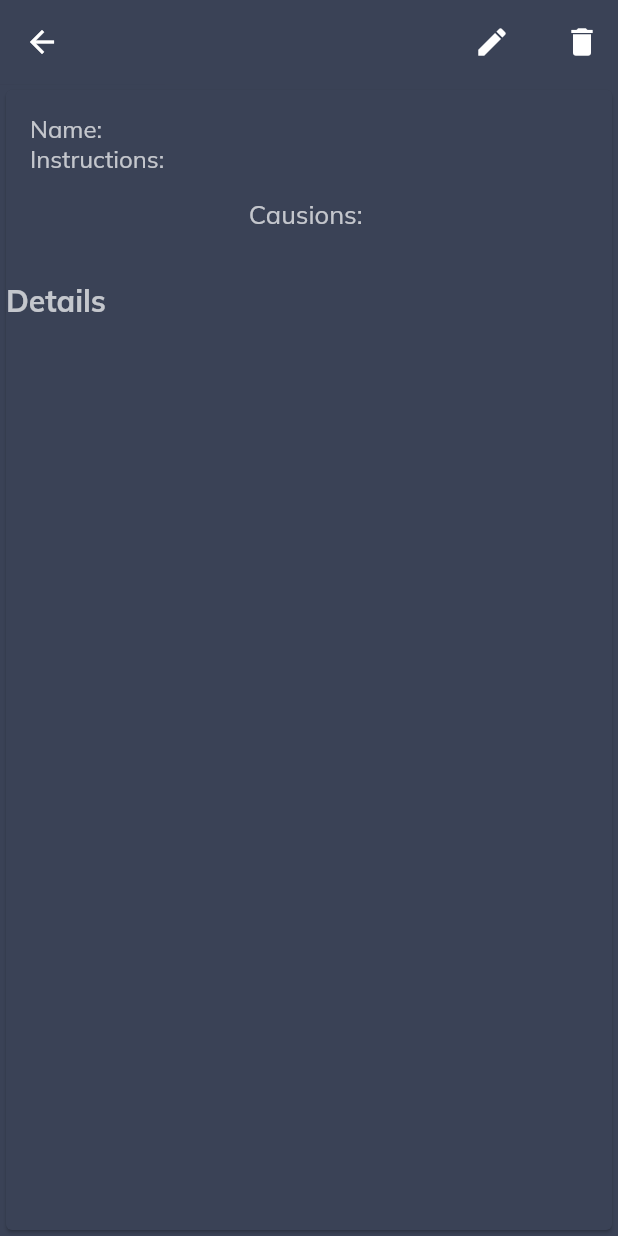
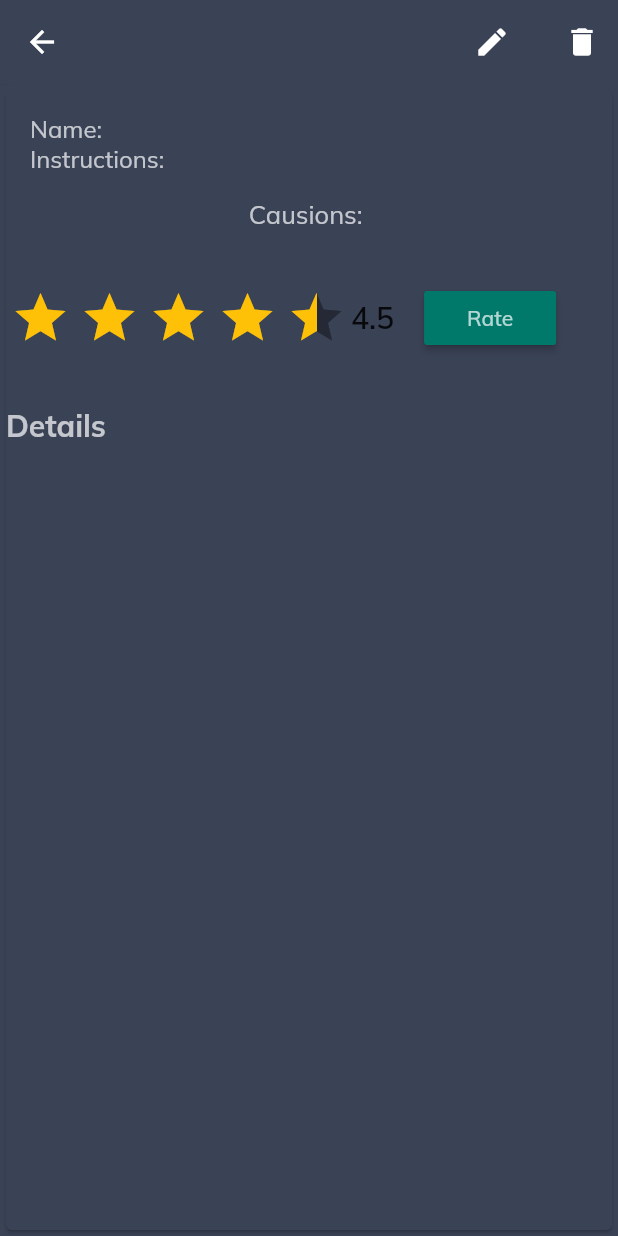
Before and after one commit to Robel-azmera/enjoyrecipe, a Flutter app: the RecipeDetail screen opened directly with empty values, on a phone screen of 412 x 824 dp. Run offline on Flutter 3.47's test engine with Material 2 defaults, Android fonts, the phone set to English and light mode, and no system bars; drawn by our look-alikes of flutter_rating_bar; our stand-ins replace bloc, equatable, firebase_core, firebase_storage, flutter_bloc, image_cropper and 3 more; missing offline and left inert: dart:ffi; accounts and stored records are empty; network calls fail; statements that could not run were skipped.

Commit message:
rating and minor modifications

```diff
--- a/lib/Recipe/bloc/recipe_event.dart
+++ b/lib/Recipe/bloc/recipe_event.dart
@@ -36,6 +36,18 @@ class RecipeUpdate extends RecipeEvent {
   String toString() => 'Recipe Updated {Recipe: $recipe}';
 }
 
+class RecipeRatingUpdate extends RecipeEvent {
+  final Recipe recipe;
+
+  const RecipeRatingUpdate(this.recipe);
+
+  @override
+  List<Object> get props => [recipe];
+
+  @override
+  String toString() => 'Recipe Updated {Recipe: $recipe}';
+}
+
 class RecipeDelete extends RecipeEvent {
   final Recipe recipe;
 
--- a/lib/Recipe/models/recipe.dart
+++ b/lib/Recipe/models/recipe.dart
@@ -1,3 +1,5 @@
+import 'dart:ffi';
+
 import 'package:equatable/equatable.dart';
 import 'package:flutter/material.dart';
 
@@ -10,9 +12,11 @@ class Recipe extends Equatable {
     @required this.image,
     @required this.instructions,
     @required this.recipeName,
+    this.rating,
   });
 
   final int id;
+  final double rating;
   final String calories;
   final String image;
   final String recipeName;
@@ -21,12 +25,13 @@ class Recipe extends Equatable {
 
   @override
   List<Object> get props =>
-      [id, calories, image, recipeName, causions, instructions];
+      [id, calories, image, recipeName, causions, instructions, rating];
 
   factory Recipe.fromJson(Map<String, dynamic> json) {
     return Recipe(
       id: json['id'],
       calories: json['calories'],
+      rating: json['rating'],
       image: json['image'],
       recipeName: json['name'],
       causions: json['causions'],
--- a/lib/Recipe/repository/recipe_repo.dart
+++ b/lib/Recipe/repository/recipe_repo.dart
@@ -20,6 +20,10 @@ class RecipeRepository {
     await dataProvider.updateRecipe(recipe);
   }
 
+  Future<void> updateRatingRecipe(Recipe recipe) async {
+    await dataProvider.updateRatingRecipe(recipe);
+  }
+
   Future<void> deleteRecipe(int id) async {
     await dataProvider.deleteRecipe(id);
   }
--- a/lib/Recipe/screens/recipe_add_update.dart
+++ b/lib/Recipe/screens/recipe_add_update.dart
@@ -360,7 +360,7 @@ class _AddUpdateRecipeState extends State<AddUpdateRecipe> {
                                   label: Text("Upload"),
                                   icon: Icon(
                                     Icons.cloud_upload,
-                                    color: Colors.white60,
+                                    color: Colors.white70,
                                   ),
                                   onPressed: () {
                                     imageURL =
--- a/lib/Recipe/screens/recipe_detail.dart
+++ b/lib/Recipe/screens/recipe_detail.dart
@@ -1,15 +1,30 @@
+import 'dart:convert';
+import 'dart:ffi';
+
 import 'package:enjoyrecipe/Recipe/bloc/bloc.dart';
 import 'package:enjoyrecipe/Recipe/models/models.dart';
 import 'package:enjoyrecipe/Recipe/recipe.dart';
 import 'package:enjoyrecipe/Recipe/screens/recipe_arg.dart';
+import 'package:enjoyrecipe/api_config_files.dart';
 import 'package:flutter/material.dart';
 import 'package:flutter_bloc/flutter_bloc.dart';
+import 'package:flutter_rating_bar/flutter_rating_bar.dart';
+import 'package:http/http.dart' as http;
 
-class RecipeDetail extends StatelessWidget {
+class RecipeDetail extends StatefulWidget {
   static const routeName = '/recipiesdetail';
   final Recipe recipe;
 
   RecipeDetail({@required this.recipe});
+
+  @override
+  _RecipeDetailState createState() => _RecipeDetailState();
+}
+
+class _RecipeDetailState extends State<RecipeDetail> {
+  double rating = 4.5;
+
+  bool isnull = false;
 
   @override
   Widget build(BuildContext context) {
@@ -18,13 +33,13 @@ class RecipeDetail extends StatelessWidget {
       appBar: AppBar(
         elevation: 0.1,
         backgroundColor: Color.fromRGBO(58, 66, 86, 1.0),
-        title: Text('${this.recipe.recipeName}'),
+        title: Text('${widget.recipe.recipeName}'),
         actions: [
           IconButton(
             icon: Icon(Icons.edit),
             onPressed: () => Navigator.of(context).pushNamed(
               AddUpdateRecipe.routeName,
-              arguments: RecipeArgument(recipe: this.recipe, edit: true),
+              arguments: RecipeArgument(recipe: widget.recipe, edit: true),
             ),
           ),
           SizedBox(
@@ -33,7 +48,7 @@ class RecipeDetail extends StatelessWidget {
           IconButton(
               icon: Icon(Icons.delete),
               onPressed: () {
-                context.read<RecipeBloc>().add(RecipeDelete(this.recipe));
+                context.read<RecipeBloc>().add(RecipeDelete(widget.recipe));
                 Navigator.of(context).pushNamedAndRemoveUntil(
                     RecipeList.routeName, (route) => false);
               }),
@@ -44,24 +59,71 @@ class RecipeDetail extends StatelessWidget {
         child: ListView(
           children: [
             Expanded(
-              child: Image.network("${Uri.parse(this.recipe.image)}"),
+              child: Image.network("${Uri.parse(widget.recipe.image)}"),
             ),
             ListTile(
               title: Text(
-                'Name: ${this.recipe.recipeName}',
+                'Name: ${widget.recipe.recipeName}',
                 style: TextStyle(color: Colors.white70, fontSize: 16.0),
               ),
-              subtitle: Text('Instructions: ${this.recipe.instructions}',
+              subtitle: Text('Instructions: ${widget.recipe.instructions}',
                   style: TextStyle(color: Colors.white70, fontSize: 16.0)),
             ),
             Column(
               children: [
                 Text(
-                  'Causions: ${this.recipe.causions}',
+                  'Causions: ${widget.recipe.causions}',
                   style: TextStyle(color: Colors.white70, fontSize: 17.0),
                 ),
               ],
             ),
+            Padding(
+                padding: EdgeInsets.only(top: 35),
+                child: Row(
+                  children: [
+                    RatingBar.builder(
+                      initialRating: rating,
+                      minRating: 0,
+                      direction: Axis.horizontal,
+                      allowHalfRating: true,
+                      itemCount: 5,
+                      itemPadding: EdgeInsets.symmetric(horizontal: 3.0),
+                      itemBuilder: (context, _) => Icon(
+                        Icons.star,
+                        color: Colors.amber,
+                      ),
+                      onRatingUpdate: (rate) {
+                        setState(() {
+                          rating = rate;
+                        });
+                        print(rating);
+                      },
+                    ),
+                    Text(
+                      "$rating",
+                      style: TextStyle(
+                        fontWeight: FontWeight.w600,
+                        fontSize: 20,
+                      ),
+                    ),
+                    SizedBox(
+                      width: 20,
+                    ),
+                    RaisedButton(
+                      onPressed: isnull
+                          ? () {}
+                          : () {
+                              _updateRating();
+                              setState(() {
+                                isnull = !isnull;
+                              });
+                            },
+                      child: isnull ? Text("Thanks") : Text("Rate"),
+                      textColor: Colors.white70,
+                      color: isnull ? Colors.grey[700] : Colors.teal[700],
+                    )
+                  ],
+                )),
             Padding(
               padding: EdgeInsets.only(top: 35),
               child: Text(
@@ -76,7 +138,7 @@ class RecipeDetail extends StatelessWidget {
               height: 10,
             ),
             Text(
-              this.recipe.instructions,
+              this.widget.recipe.instructions,
               style: TextStyle(color: Colors.white60, fontSize: 15.0),
             ),
           ],
@@ -84,4 +146,28 @@ class RecipeDetail extends StatelessWidget {
       ),
     );
   }
+
+  _updateRating() async {
+    final http.Response response = await http.put(
+      '$baseURL/api/rest/recipe/rate',
+      headers: <String, String>{
+        'Content-Type': 'application/json; charset=UTF-8',
+        'x-hasura-admin-secret':
+            'gaiZAFZVjJ6tYXbl9ueMkhr3s7vpCO1yl5snWkfE9gKpWY8BlNahekMKNAxoCrZQ'
+      },
+      body: jsonEncode(<String, dynamic>{
+        'id': widget.recipe.id,
+        'rating': rating
+        // 'name': widget.recipe.recipeName,
+        // 'calories': widget.recipe.calories,
+        // 'causions': widget.recipe.causions,
+        // 'image': widget.recipe.image,
+        // 'instructions': widget.recipe.instructions,
+      }),
+    );
+
+    if (response.statusCode != 200) {
+      throw Exception('Failed to update Recipe . . . !');
+    }
+  }
 }
```
Also changed, not shown: lib/Recipe/bloc/recipe_bloc.dart (+10 -0 lines), lib/Recipe/data_provider/recipe_data.dart (+24 -0 lines).
